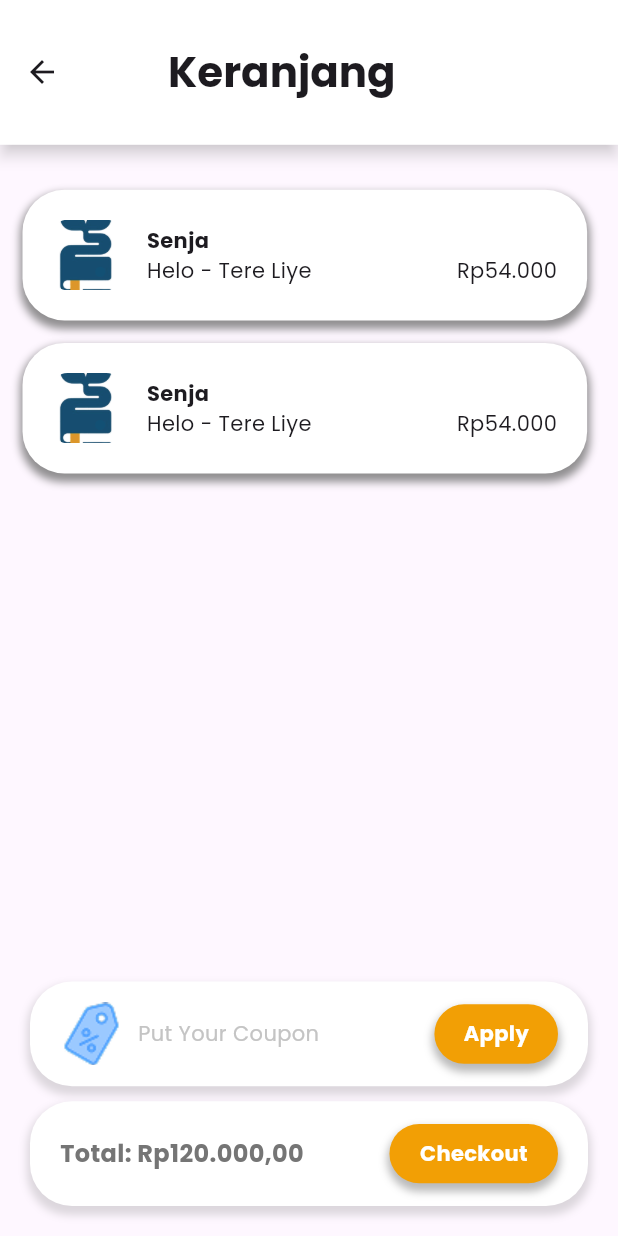
After one commit to hathoriastro/Bukulapak, a Flutter app: the KeranjangPage screen opened by its route, on a phone screen of 412 x 824 dp. The commit adds this screen. Run offline on Flutter 3.47's test engine with Material 3 defaults, Android fonts, the phone set to English and light mode, and no system bars; our stand-ins replace badges, buttons_tabbar, carousel_slider.

Commit message:
keranjang page

```diff
--- /dev/null
+++ b/lib/components/user/appbar_modul.dart
@@ -0,0 +1,38 @@
+import 'package:flutter/material.dart';
+
+class AppBarModul extends StatefulWidget {
+  final String titleModul;
+  AppBarModul({super.key,
+  required this.titleModul});
+
+  @override
+  State<AppBarModul> createState() => _AppBarModulState();
+}
+
+class _AppBarModulState extends State<AppBarModul> {
+  @override
+  Widget build(BuildContext context) {
+     final size = MediaQuery.of(context).size;
+    final sizewidth = size.width;
+    final sizeheight = size.height;
+    final fullheight = 956;
+    final fullwidth = 440;
+    return AppBar(
+      backgroundColor: Colors.white,
+        toolbarHeight: sizeheight * 112 / fullheight,
+        elevation: 4,
+        shadowColor: Colors.grey.withOpacity(0.5),
+        surfaceTintColor: Colors.transparent,
+      leading:
+        GestureDetector(
+                  onTap: () {
+                    Navigator.pop(
+                      context
+                    );
+                  },
+                  child: Icon(Icons.arrow_back),
+                ),
+      title: Text(widget.titleModul, style: TextStyle(fontSize: 22, fontWeight: FontWeight.w700),),
+    );
+  }
+}
--- /dev/null
+++ b/lib/components/user/keranjang_card.dart
@@ -0,0 +1,83 @@
+import 'package:bukulapak/components/colors.dart';
+import 'package:flutter/material.dart';
+
+class KeranjangCard extends StatefulWidget {
+  final String coverbook;
+  final String text1;
+  final String text2;
+  final String price;
+  const KeranjangCard({
+    super.key,
+    required this.coverbook,
+    required this.text1,
+    required this.text2,
+    required this.price,
+  });
+
+  @override
+  State<KeranjangCard> createState() => _KeranjangCardState();
+}
+
+class _KeranjangCardState extends State<KeranjangCard> {
+  @override
+  Widget build(BuildContext context) {
+    final size = MediaQuery.of(context).size;
+    final sizewidth = size.width;
+    final sizeheight = size.height;
+    final fullheight = 956;
+    final fullwidth = 440;
+
+    return Container(
+      margin: EdgeInsets.only(bottom: 15),
+      width: sizewidth * 402 / fullwidth,
+      height: sizeheight * 101 / fullheight,
+      decoration: BoxDecoration(
+        color: Colors.white,
+        borderRadius: BorderRadius.circular(28),
+        boxShadow: [
+          BoxShadow(
+            color: lightGray.withOpacity(0.8),
+            spreadRadius: 1.5,
+            blurRadius: 4,
+            offset: const Offset(0, 4),
+          ),
+        ],
+      ),
+      child: Padding(
+        padding: const EdgeInsets.all(20),
+        child: Row(
+          children: [
+            // COVER PRODUCT
+            ClipRRect(
+              borderRadius: BorderRadius.circular(10),
+              child: Image.asset(
+                widget.coverbook,
+                fit: BoxFit.cover,
+                width: sizewidth * 49 / fullwidth,
+                height: sizeheight * 65 / fullheight,
+              ),
+            ),
+            const SizedBox(width: 17),
+
+            Expanded(
+              child: Column(
+                mainAxisAlignment: MainAxisAlignment.center,
+                crossAxisAlignment: CrossAxisAlignment.start,
+                children: [
+                  Text(widget.text1, style: TextStyle(fontWeight: FontWeight.bold),),
+                  Row(
+                    mainAxisAlignment: MainAxisAlignment.spaceBetween,
+                    children: [
+                      Text(widget.text2),
+                      Text(widget.price),
+                    ],
+                  ),
+                ],
+              ),
+            ),
+          ],
+        ),
+      ),
+    );
+  }
+}
--- a/lib/components/user/product_cart.dart
+++ b/lib/components/user/product_cart.dart
@@ -14,7 +14,10 @@ class ShoppingCart extends StatefulWidget {
 class _ShoppingCartState extends State<ShoppingCart> {
   @override
   Widget build(BuildContext context) {
-    return badges.Badge(
+    return GestureDetector(
+      onTap: () {
+        Navigator.pushNamed(context, '/keranjangPage');
+      },child:  badges.Badge(
               position: badges.BadgePosition.topEnd(top: -12, end: -10),
               badgeStyle: badges.BadgeStyle(badgeColor: darkBlue),
               badgeContent: Text(
@@ -22,6 +25,7 @@ class _ShoppingCartState extends State<ShoppingCart> {
                 style: TextStyle(color: Colors.white, fontSize: 12),
               ),
               child: Image.asset('assets/images/cart.png', width: 28),
+            ),
     );
   }
 }
--- a/lib/main.dart
+++ b/lib/main.dart
@@ -1,5 +1,6 @@
 import 'package:bukulapak/pages/user/home.dart';
 import 'package:bukulapak/pages/splash_screen.dart';
+import 'package:bukulapak/pages/user/keranjang_page.dart';
 import 'package:bukulapak/pages/user/modul_page.dart';
 import 'package:flutter/material.dart';
 import 'package:bukulapak/pages/auth/welcomepage.dart';
@@ -34,6 +35,7 @@ class MyApp extends StatelessWidget {
         '/add_product': (context) => const AddProductPage(),
         '/barterin': (context) => const BarterinPage(),
         '/modulGo': (context) => const ModulPage(),
+        '/keranjangPage': (context) => const KeranjangPage()
       },
     );
   }
--- /dev/null
+++ b/lib/pages/user/keranjang_page.dart
@@ -0,0 +1,185 @@
+import 'package:bukulapak/components/colors.dart';
+import 'package:bukulapak/components/user/keranjang_card.dart';
+import 'package:flutter/material.dart';
+
+class KeranjangPage extends StatelessWidget {
+  const KeranjangPage({super.key});
+
+  @override
+  Widget build(BuildContext context) {
+    final size = MediaQuery.of(context).size;
+    final sizewidth = size.width;
+    final sizeheight = size.height;
+    final fullheight = 956;
+    final fullwidth = 440;
+
+    return Scaffold(
+      appBar: AppBar(
+        backgroundColor: Colors.white,
+        toolbarHeight: sizeheight * 112 / fullheight,
+        elevation: 4,
+        shadowColor: Colors.grey.withOpacity(0.5),
+        surfaceTintColor: Colors.transparent,
+        leading: GestureDetector(
+          onTap: () {
+            Navigator.pop(context);
+          },
+          child: const Icon(Icons.arrow_back),
+        ),
+        title: const Padding(
+          padding: EdgeInsets.only(left: 40),
+          child: Text(
+            'Keranjang',
+            style: TextStyle(fontSize: 28, fontWeight: FontWeight.bold),
+          ),
+        ),
+      ),
+
+      body: SingleChildScrollView(
+        padding: const EdgeInsets.only(left: 15, right: 15, top: 30, bottom: 120),
+        child: Column(
+          children: [
+            KeranjangCard(
+              coverbook: 'assets/images/logo_bukulapak.png',
+              text1: 'Senja',
+              text2: 'Helo - Tere Liye',
+              price: 'Rp54.000',
+            ),
+            KeranjangCard(
+              coverbook: 'assets/images/logo_bukulapak.png',
+              text1: 'Senja',
+              text2: 'Helo - Tere Liye',
+              price: 'Rp54.000',
+            ),
+          ],
+        ),
+      ),
+
+      bottomNavigationBar: Padding(
+        padding: const EdgeInsets.only(bottom: 20),
+        child: Column(
+          mainAxisSize: MainAxisSize.min,
+          children: [
+            //KUPON
+            Container(
+              margin: const EdgeInsets.symmetric(horizontal: 20),
+              height: sizeheight * 81 / fullheight,
+              decoration: BoxDecoration(
+                color: Colors.white,
+                borderRadius: BorderRadius.circular(28),
+                boxShadow: [
+                  BoxShadow(
+                    color: lightGray.withOpacity(0.25),
+                    spreadRadius: 1.5,
+                    blurRadius: 4,
+                    offset: const Offset(0, 4),
+                  ),
+                ],
+              ),
+              child: Padding(
+                padding: const EdgeInsets.symmetric(horizontal: 20),
+                child: Row(
+                  children: [
+                    Image.asset('assets/images/price-tag.png'),
+                    const SizedBox(width: 10),
+                    Text(
+                      'Put Your Coupon',
+                      style: TextStyle(color: softgray),
+                    ),
+                    const Spacer(),
+                    Container(
+                      width: sizewidth * 88 / fullwidth,
+                      height: sizeheight * 46 / fullheight,
+                      decoration: BoxDecoration(
+                        color: customorange,
+                        borderRadius: BorderRadius.circular(28),
+                        boxShadow: [
+                          BoxShadow(
+                            color: lightGray.withOpacity(0.5),
+                            spreadRadius: 1.5,
+                            blurRadius: 4,
+                            offset: const Offset(0, 4),
+                          ),
+                        ],
+                      ),
+                      child: const Center(
+                        child: Text(
+                          'Apply',
+                          style: TextStyle(
+                            color: Colors.white,
+                            fontWeight: FontWeight.w700,
+                          ),
+                        ),
+                      ),
+                    ),
+                  ],
+                ),
+              ),
+            ),
+
+            SizedBox(height: 10),
+
+            //CHECKOUT
+            Container(
+              margin: const EdgeInsets.symmetric(horizontal: 20),
+              height: sizeheight * 81 / fullheight,
+              decoration: BoxDecoration(
+                color: Colors.white,
+                borderRadius: BorderRadius.circular(28),
+                boxShadow: [
+                  BoxShadow(
+                    color: lightGray.withOpacity(0.25),
+                    spreadRadius: 1.5,
+                    blurRadius: 4,
+                    offset: const Offset(0, 4),
+                  ),
+                ],
+              ),
+              child: Padding(
+                padding: const EdgeInsets.symmetric(horizontal: 20),
+                child: Row(
+                  children: [
+                    Text(
+                      'Total: Rp120.000,00',
+                      style: TextStyle(
+                        color: lightGray,
+                        fontWeight: FontWeight.w700,
+                        fontSize: 16,
+                      ),
+                    ),
+                    const Spacer(),
+                    Container(
+                      width: sizewidth * 120 / fullwidth,
+                      height: sizeheight * 46 / fullheight,
+                      decoration: BoxDecoration(
+                        color: customorange,
+                        borderRadius: BorderRadius.circular(28),
+                        boxShadow: [
+                          BoxShadow(
+                            color: lightGray.withOpacity(0.5),
+                            spreadRadius: 1.5,
+                            blurRadius: 4,
+                            offset: Offset(0, 4),
+                          ),
+                        ],
+                      ),
+                      child: const Center(
+                        child: Text(
+                          'Checkout',
+                          style: TextStyle(
+                            color: Colors.white,
+                            fontWeight: FontWeight.w700,
+                          ),
+                        ),
+                      ),
+                    ),
+                  ],
+                ),
+              ),
+            ),
+          ],
+        ),
+      ),
+    );
+  }
+}
--- a/pubspec.yaml
+++ b/pubspec.yaml
@@ -71,6 +71,7 @@ flutter:
       - assets/images/banner3.png
       - assets/images/floatinglamp.png
       - assets/images/modul_sample.png
+      - assets/images/price-tag.png
 
 
 
```
Also changed, not shown: assets/images/price-tag.png (added). Lines whose indentation alone changed are shown as unchanged.
